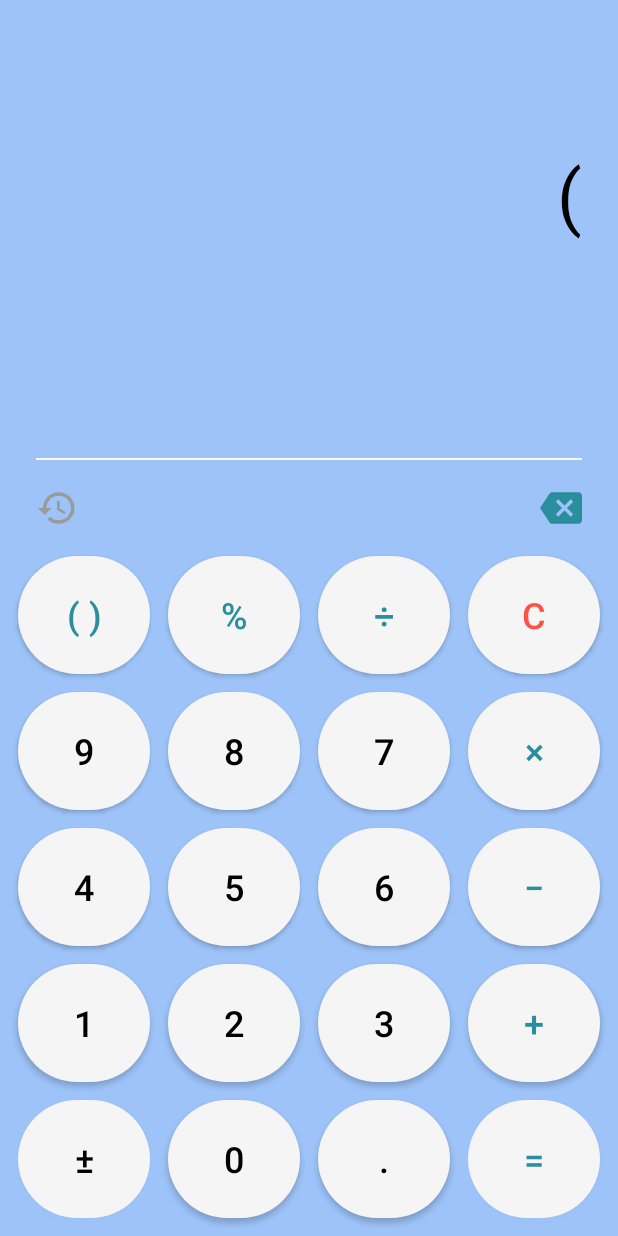
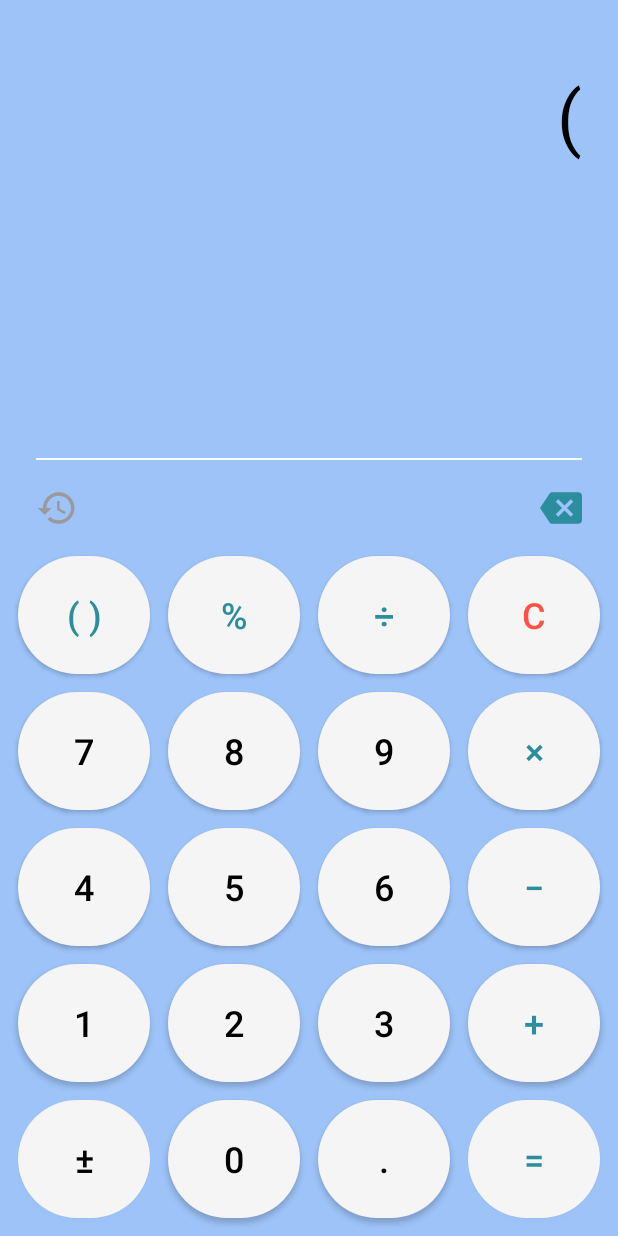
Before and after one commit to SanjeethDev/Calculator, an Android app: the screen it shows after launch (MainActivity), after a tap on "( )", on a phone screen of 412 x 824 dp. Run offline under Robolectric (Android 15) with nearby library versions, the light colour scheme and no system bars.

Commit message:
Updated to v3.4

```diff
--- a/app/src/main/AndroidManifest.xml
+++ b/app/src/main/AndroidManifest.xml
@@ -15,10 +15,11 @@
         <activity
             android:name=".HistoryActivity"
             android:exported="false"
-            android:screenOrientation="fullSensor"/>
+            android:screenOrientation="fullUser"/>
         <activity
             android:name=".MainActivity"
-            android:exported="true">
+            android:exported="true"
+            android:screenOrientation="fullUser">
             <intent-filter>
                 <action android:name="android.intent.action.MAIN" />
 
--- a/app/src/main/java/com/sanjeethdev/calculator/HistoryActivity.java
+++ b/app/src/main/java/com/sanjeethdev/calculator/HistoryActivity.java
@@ -38,6 +38,7 @@ public class HistoryActivity extends AppCompatActivity {
         binding.historyBack.setOnClickListener(view -> {
             dbHelper.close();
             finish();
+            overridePendingTransition(android.R.anim.slide_in_left, android.R.anim.slide_out_right);
         });
 
         binding.historyClear.setOnClickListener(view -> clearHistory());
--- a/app/src/main/res/layout/activity_main.xml
+++ b/app/src/main/res/layout/activity_main.xml
@@ -10,13 +10,12 @@
         android:id="@+id/main_equation"
         style="@style/TextViewColor"
         android:layout_width="match_parent"
-        android:layout_height="72dp"
+        android:layout_height="0dp"
         android:layout_marginHorizontal="24dp"
         android:inputType="none"
         android:background="@color/transparent"
         android:enabled="false"
         android:maxLines="1"
-        android:minHeight="48dp"
         android:textAlignment="textEnd"
         android:textSize="48sp"
         android:hint="@string/Blank"
@@ -29,12 +28,13 @@
     <TextView
         android:id="@+id/main_result"
         android:layout_width="match_parent"
-        android:layout_height="wrap_content"
+        android:layout_height="0dp"
         android:layout_marginHorizontal="24dp"
         android:layout_marginBottom="18dp"
         android:background="@drawable/bottom_border"
         android:textAlignment="textEnd"
         android:textSize="36sp"
+        app:layout_constraintTop_toBottomOf="@id/main_equation"
         app:layout_constraintBottom_toTopOf="@+id/constraintLayout"
         app:layout_constraintEnd_toEndOf="@+id/constraintLayout"
         app:layout_constraintStart_toStartOf="@+id/constraintLayout" />
@@ -75,7 +75,6 @@
     </androidx.constraintlayout.widget.ConstraintLayout>
 
 
-
     <Button
         android:id="@+id/main_parentheses"
         style="@style/CircleButtons.PrimaryTextTint"
@@ -86,7 +85,7 @@
         android:layout_marginBottom="12dp"
         android:text="@string/Parenthesis"
         android:textAlignment="center"
-        app:layout_constraintBottom_toTopOf="@+id/main_nine"
+        app:layout_constraintBottom_toTopOf="@+id/main_seven"
         app:layout_constraintEnd_toStartOf="@+id/main_percentage"
         app:layout_constraintHorizontal_bias="0.5"
         app:layout_constraintHorizontal_chainStyle="spread"
@@ -141,21 +140,21 @@
         app:layout_constraintVertical_bias="0.5" />
 
     <Button
-        android:id="@+id/main_nine"
+        android:id="@+id/main_seven"
         style="@style/CircleButtons"
         android:layout_width="0dp"
         android:layout_height="0dp"
         android:layout_marginStart="12dp"
         android:layout_marginEnd="12dp"
         android:layout_marginBottom="12dp"
-        android:text="@string/_9"
+        android:text="@string/_7"
         android:textAlignment="center"
-        app:layout_constraintBottom_toTopOf="@+id/main_four"
-        app:layout_constraintEnd_toStartOf="@+id/main_eight"
+        app:layout_constraintBottom_toTopOf="@id/main_four"
+        app:layout_constraintEnd_toStartOf="@id/main_eight"
         app:layout_constraintHorizontal_bias="0.5"
         app:layout_constraintStart_toStartOf="parent"
-        app:layout_constraintTop_toBottomOf="@+id/main_parentheses"
-        app:layout_constraintVertical_bias="0.5" />
+        app:layout_constraintTop_toBottomOf="@id/main_parentheses"
+        app:layout_constraintVertical_bias="0.5"/>
 
     <Button
         android:id="@+id/main_eight"
@@ -165,25 +164,25 @@
         android:layout_marginEnd="12dp"
         android:text="@string/_8"
         android:textAlignment="center"
-        app:layout_constraintBottom_toBottomOf="@+id/main_nine"
-        app:layout_constraintEnd_toStartOf="@+id/main_seven"
+        app:layout_constraintBottom_toBottomOf="@+id/main_seven"
+        app:layout_constraintEnd_toStartOf="@+id/main_nine"
         app:layout_constraintHorizontal_bias="0.5"
-        app:layout_constraintStart_toEndOf="@+id/main_nine"
-        app:layout_constraintTop_toTopOf="@+id/main_nine" />
+        app:layout_constraintStart_toEndOf="@+id/main_seven"
+        app:layout_constraintTop_toTopOf="@+id/main_seven" />
 
     <Button
-        android:id="@+id/main_seven"
+        android:id="@+id/main_nine"
         style="@style/CircleButtons"
         android:layout_width="0dp"
         android:layout_height="0dp"
         android:layout_marginEnd="12dp"
-        android:text="@string/_7"
+        android:text="@string/_9"
         android:textAlignment="center"
-        app:layout_constraintBottom_toBottomOf="@+id/main_eight"
-        app:layout_constraintEnd_toStartOf="@+id/main_multiply"
+        app:layout_constraintBottom_toBottomOf="@id/main_eight"
+        app:layout_constraintEnd_toStartOf="@id/main_multiply"
         app:layout_constraintHorizontal_bias="0.5"
-        app:layout_constraintStart_toEndOf="@+id/main_eight"
-        app:layout_constraintTop_toTopOf="@+id/main_eight" />
+        app:layout_constraintStart_toEndOf="@id/main_eight"
+        app:layout_constraintTop_toTopOf="@id/main_eight" />
 
     <Button
         android:id="@+id/main_multiply"
@@ -193,11 +192,11 @@
         android:layout_marginEnd="12dp"
         android:text="@string/Multiply"
         android:textAlignment="center"
-        app:layout_constraintBottom_toBottomOf="@+id/main_seven"
+        app:layout_constraintBottom_toBottomOf="@+id/main_nine"
         app:layout_constraintEnd_toEndOf="parent"
         app:layout_constraintHorizontal_bias="0.5"
-        app:layout_constraintStart_toEndOf="@+id/main_seven"
-        app:layout_constraintTop_toTopOf="@+id/main_seven" />
+        app:layout_constraintStart_toEndOf="@+id/main_nine"
+        app:layout_constraintTop_toTopOf="@+id/main_nine" />
 
     <Button
         android:id="@+id/main_four"
@@ -213,7 +212,7 @@
         app:layout_constraintEnd_toStartOf="@+id/main_five"
         app:layout_constraintHorizontal_bias="0.5"
         app:layout_constraintStart_toStartOf="parent"
-        app:layout_constraintTop_toBottomOf="@+id/main_nine"
+        app:layout_constraintTop_toBottomOf="@+id/main_seven"
         app:layout_constraintVertical_bias="0.5" />
 
     <Button
```
Also changed, not shown: app/src/main/java/com/sanjeethdev/calculator/MainActivity.java (+48 -8 lines).
